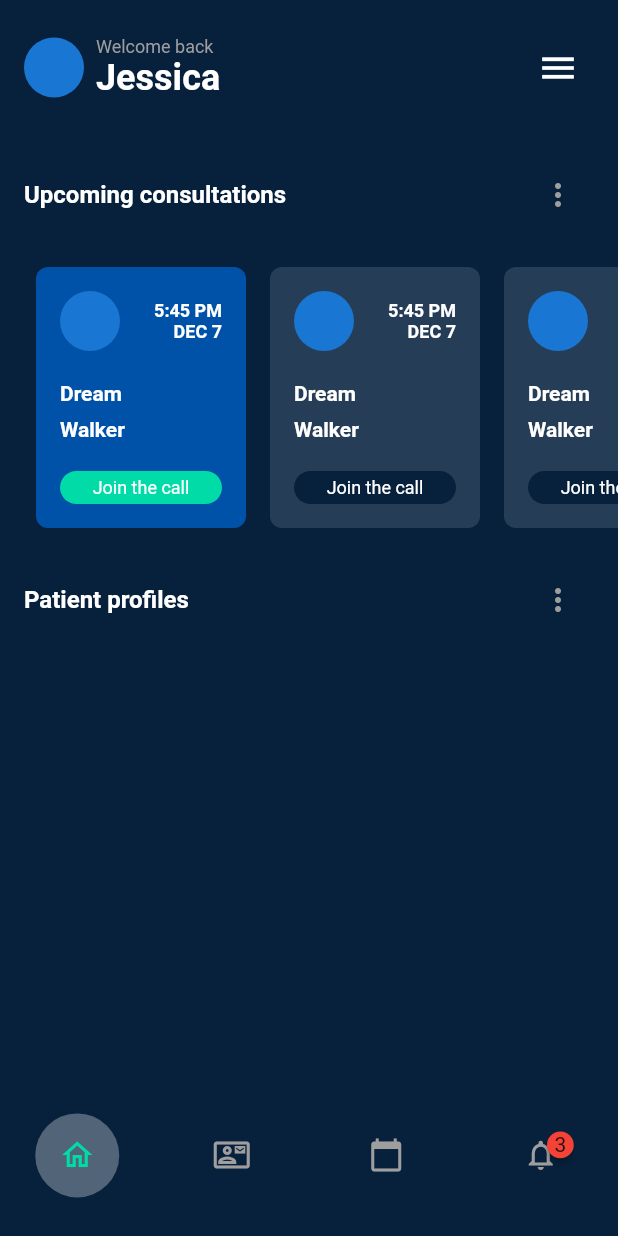
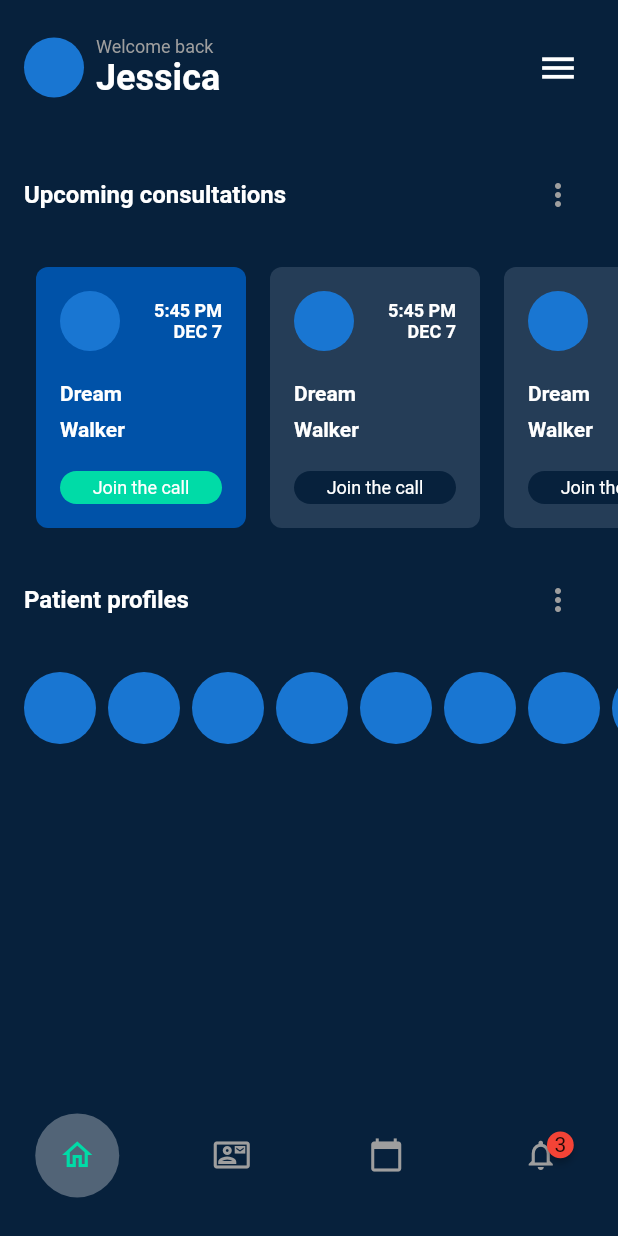
Before and after one commit to JAICHANGPARK/flutter_notebook_17th_story, a Flutter app: the MedicalMainPage screen opened directly, on a phone screen of 412 x 824 dp. Run offline on Flutter 3.47's test engine with Material 2 defaults, Android fonts, the phone set to English and light mode, and no system bars; drawn by our look-alikes of badges; our stand-ins replace cached_network_image, fl_chart, flutter_riverpod, freezed_annotation, ionicons, percent_indicator; network calls fail.

Commit message:
Update medical_main_page.dart

```diff
--- a/lib/ep1032_medical_app/src/medical_main_page.dart
+++ b/lib/ep1032_medical_app/src/medical_main_page.dart
@@ -190,6 +190,26 @@ class MedicalMainPage extends StatelessWidget {
                         ),
                       ],
                     ),
+
+                  ),
+
+                  Padding(
+                    padding: const EdgeInsets.only(left: 16),
+                    child: SizedBox(
+                      height: 64,
+                      child: ListView.builder(
+                        itemBuilder: (context, index) {
+                          return Padding(
+                            padding: const EdgeInsets.only(right: 8),
+                            child: CircleAvatar(
+                              radius: 24,
+                            ),
+                          );
+                        },
+                        scrollDirection: Axis.horizontal,
+                        itemCount: 8,
+                      ),
+                    ),
                   ),
                 ],
               ),
```
